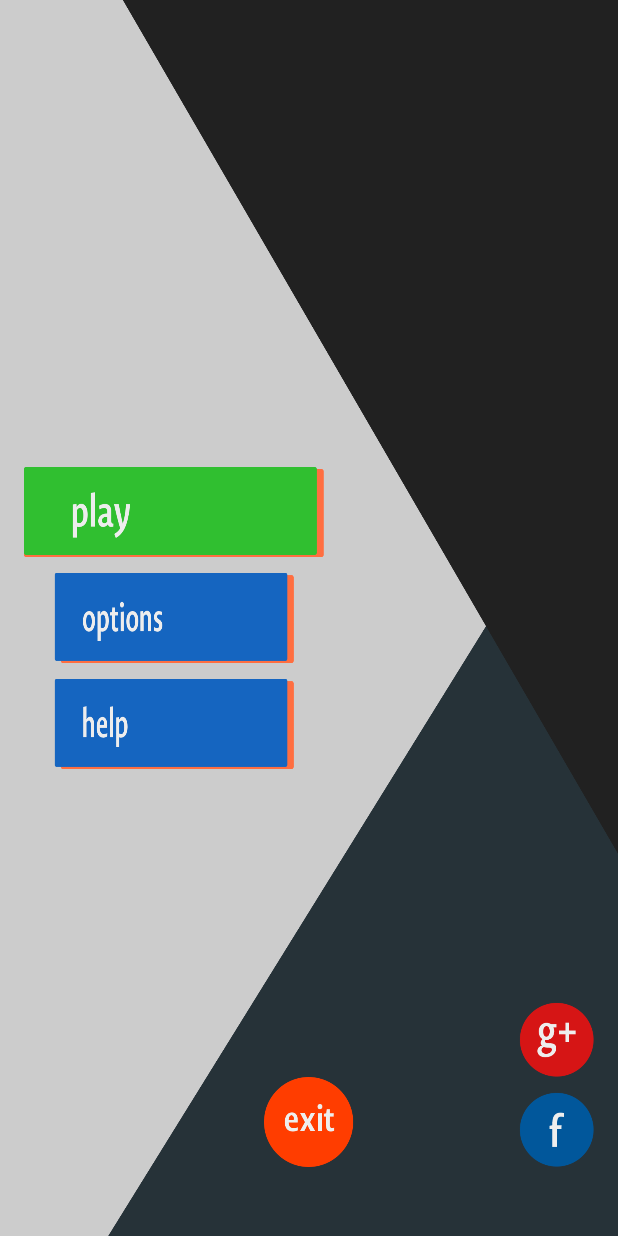
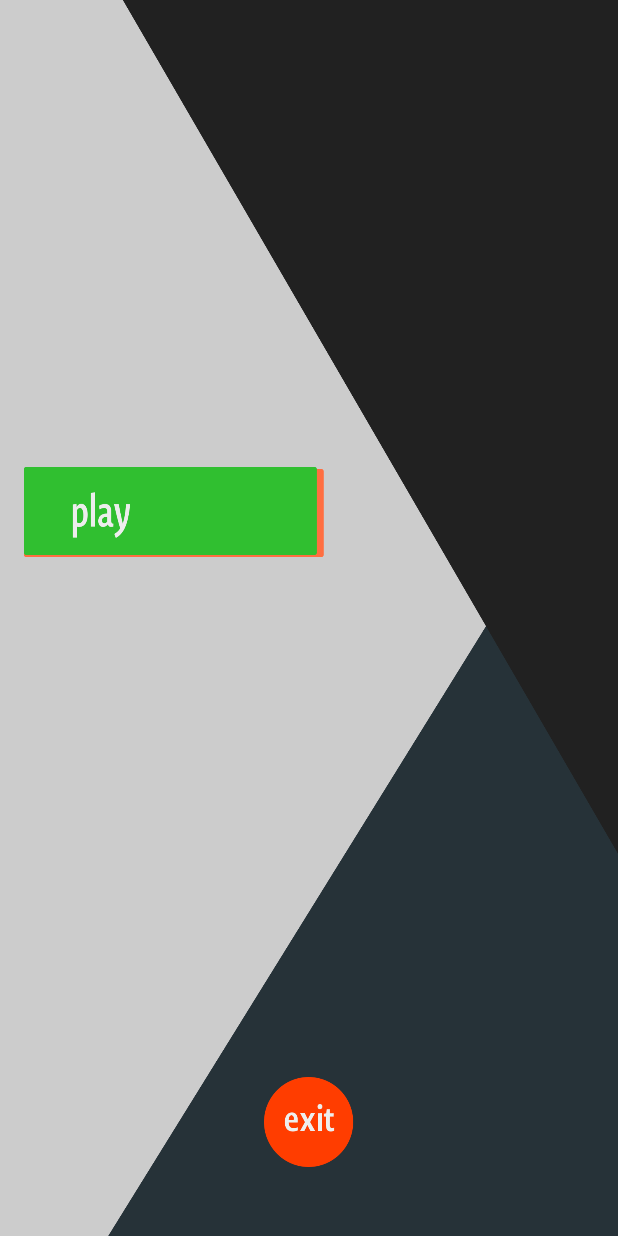
Before and after one commit to nil1511/housie-android, an Android app: the screen it shows after launch (MainActivity), on a phone screen of 412 x 824 dp. Run offline under Robolectric (Android 15) with nearby library versions, the phone set to English and light mode, and no system bars.

Commit message:
Added Board page and socketio

```diff
--- a/app/build.gradle
+++ b/app/build.gradle
@@ -20,7 +20,8 @@ android {
 }
 
 dependencies {
-    compile fileTree(include: ['*.jar'], dir: 'libs')
+    compile fileTree(dir: 'libs', include: ['*.jar'])
     compile 'com.android.support:appcompat-v7:21.0.3'
-    compile 'io.cine:primus:0.0.4'
+    compile 'io.reactivex:rxandroid:0.25.0'
+    compile 'com.github.nkzawa:socket.io-client:0.5.2'
 }
--- a/app/src/main/java/nil/alien/housie/MainActivity.java
+++ b/app/src/main/java/nil/alien/housie/MainActivity.java
@@ -1,56 +1,37 @@
 package nil.alien.housie;
 
 import android.app.Activity;
-import android.content.res.Resources;
-import android.graphics.Bitmap;
-import android.graphics.BitmapFactory;
-import android.graphics.PixelFormat;
-import android.opengl.GLSurfaceView;
+import android.content.Intent;
 import android.os.Bundle;
-import android.view.Display;
-import android.widget.ImageView;
-
-import org.json.JSONException;
-import org.json.JSONObject;
-
-import io.cine.primus.Primus;
+import android.view.View;
+import android.widget.ImageButton;
 
 
 public class MainActivity extends Activity {
-    private Primus primus;
-    private final String SERVER_IP = "192.168.1.5:3000";
-    private final String PRIMUS_URL = "http://"+SERVER_IP+"/primus";
-    private GLSurfaceView mGLView;
+    private ImageButton play;
+    private ImageButton exit;
 
     @Override
     protected void onCreate(Bundle savedInstanceState) {
+        super.onCreate(savedInstanceState);
+        setContentView(R.layout.activity_main);
 
-//        primus = Primus.connect(this, PRIMUS_URL);
-        Primus.PrimusOpenCallback openCallback = new Primus.PrimusOpenCallback() {
+        play = (ImageButton) findViewById(R.id.play);
+        exit = (ImageButton) findViewById(R.id.exit);
+        play.setOnClickListener(new View.OnClickListener() {
             @Override
-            public void onOpen() {
-                // Websocket open
+            public void onClick(View v) {
+                Intent board = new Intent(MainActivity.this, Board.class);
+                startActivity(board);
             }
-        };
-        Primus.PrimusDataCallback dataCallback = new Primus.PrimusDataCallback() {
+        });
+
+        exit.setOnClickListener(new View.OnClickListener() {
             @Override
-            public void onData(JSONObject data) {
-                //got data
-                System.out.print(data);
+            public void onClick(View v) {
+                finish();
+                System.exit(0);
             }
-        };
-//        primus.setOpenCallback(openCallback);
-//        primus.setDataCallback(dataCallback);
-//        try {
-//            JSONObject j = new JSONObject();
-//            j.put("some", "data");
-//            primus.send(j);
-//        } catch (JSONException e) {
-//            e.printStackTrace();
-//        }
-        super.onCreate(savedInstanceState);
-//        mGLView = new MyGLSurfaceView(this);
-//        setContentView(mGLView);
-        setContentView(R.layout.activity_main);
+        });
     }
 }
--- a/app/src/main/res/layout/activity_main.xml
+++ b/app/src/main/res/layout/activity_main.xml
@@ -30,7 +30,8 @@
         android:contentDescription="@string/fb"
         android:layout_alignBottom="@+id/exit"
         android:layout_alignParentRight="true"
-        android:layout_alignParentEnd="true" />
+        android:layout_alignParentEnd="true"
+        android:visibility="invisible" />
 
     <ImageButton
         android:layout_width="50dp"
@@ -41,7 +42,8 @@
         android:layout_above="@+id/fb"
         android:layout_alignLeft="@+id/fb"
         android:layout_alignStart="@+id/fb"
-        android:layout_marginBottom="10dp" />
+        android:layout_marginBottom="10dp"
+        android:visibility="invisible" />
 
     <ImageButton
         android:layout_width="160dp"
@@ -54,7 +56,8 @@
         android:contentDescription="@string/options"
         android:layout_marginBottom="5dp"
         android:layout_marginTop="5dp"
-        android:layout_marginLeft="20dp" />
+        android:layout_marginLeft="20dp"
+        android:visibility="invisible" />
 
     <ImageButton
         android:layout_width="160dp"
@@ -67,7 +70,8 @@
         android:layout_marginTop="5dp"
         android:layout_marginBottom="5dp"
         android:contentDescription="@string/help"
-        android:layout_marginLeft="20dp" />
+        android:layout_marginLeft="20dp"
+        android:visibility="invisible" />
 
     <ImageButton
         android:layout_width="200dp"
--- /dev/null
+++ b/app/src/main/res/menu/menu_board.xml
@@ -0,0 +1,6 @@
+<menu xmlns:android="http://schemas.android.com/apk/res/android"
+    xmlns:app="http://schemas.android.com/apk/res-auto"
+    xmlns:tools="http://schemas.android.com/tools" tools:context="nil.alien.housie.Board">
+    <item android:id="@+id/action_settings" android:title="@string/action_settings"
+        android:orderInCategory="100" app:showAsAction="never" />
+</menu>
--- a/app/src/main/res/values/strings.xml
+++ b/app/src/main/res/values/strings.xml
@@ -8,4 +8,5 @@
     <string name="options">options</string>
     <string name="help">help</string>
     <string name="play">play</string>
+    <string name="title_activity_board">Board</string>
 </resources>
--- a/build.gradle
+++ b/build.gradle
@@ -5,7 +5,7 @@ buildscript {
         jcenter()
     }
     dependencies {
-        classpath 'com.android.tools.build:gradle:1.1.0'
+        classpath 'com.android.tools.build:gradle:1.2.3'
 
         // NOTE: Do not place your application dependencies here; they belong
         // in the individual module build.gradle files
```
Also changed, not shown: app/src/main/AndroidManifest.xml (+14 -2 lines), app/src/main/java/nil/alien/housie/Board.java (added, +58 -0 lines), app/src/main/res/layout/activity_board.xml (added, +11 -0 lines), 2 other files.
